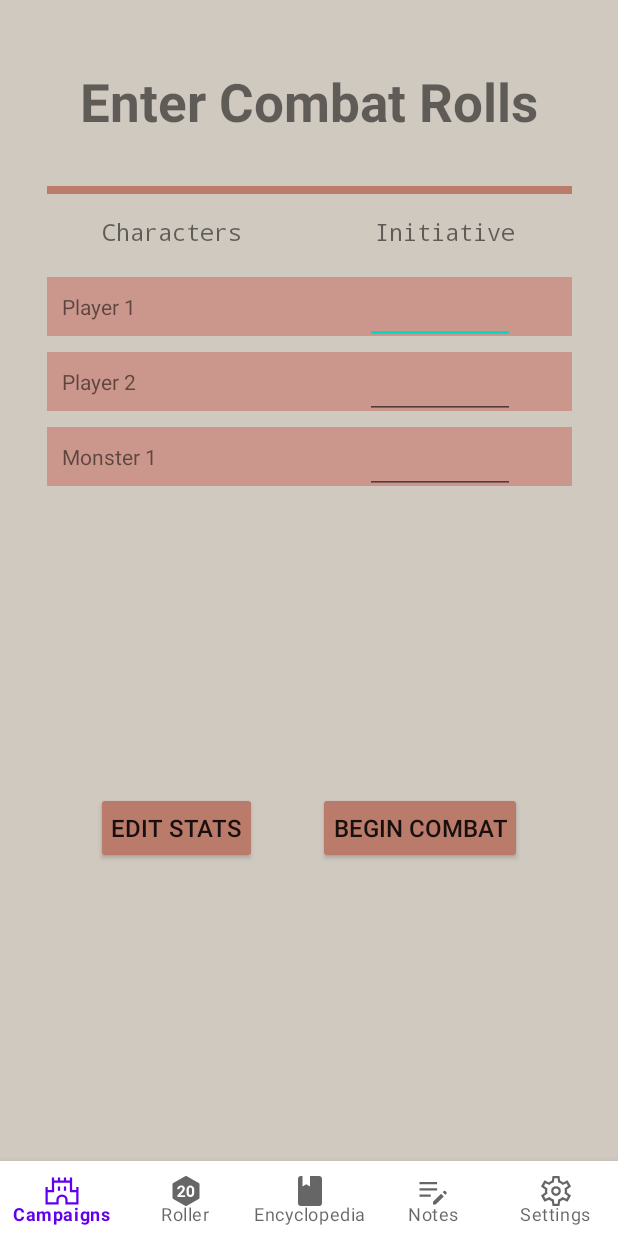
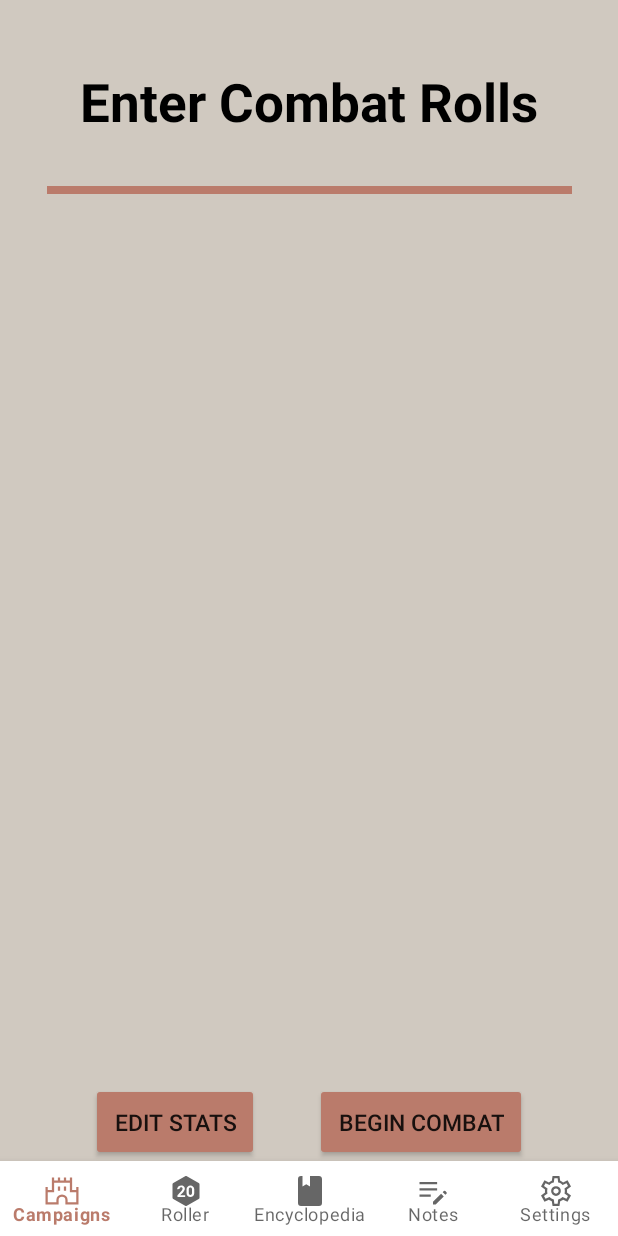
Before and after one commit to SCCapstone/BoredBards, an Android app: the combat_activity screen opened directly, with no data from a screen before it, on a phone screen of 412 x 824 dp. Run offline under Robolectric (Android 15) with nearby library versions, the phone set to English and light mode, and no system bars.

Commit message:
added multiple screens for adding characters/campaigns and editing them

```diff
--- a/app/src/main/res/layout/edit_combat_screen.xml
+++ b/app/src/main/res/layout/edit_combat_screen.xml
@@ -69,44 +69,13 @@
         android:layout_height="100dp"
         android:paddingTop="20dp"
         android:text="@string/enter_combat_rolls"
+        android:textColor="@color/black"
         android:textAlignment="center"
         android:textSize="35sp"
         android:textStyle="bold"
         app:layout_constraintEnd_toStartOf="@+id/guideline_right"
         app:layout_constraintStart_toStartOf="@+id/guideline_left"
         app:layout_constraintTop_toTopOf="@+id/guideline_header" />
-
-
-    <!-- Table Labels -->
-    <!-- Character -->
-    <TextView
-        android:id="@+id/CharacterLabel"
-        android:layout_width="wrap_content"
-        android:layout_height="wrap_content"
-        android:text="Characters"
-        android:textSize="15sp"
-        android:textAlignment="center"
-        android:fontFamily="monospace"
-        app:layout_constraintTop_toBottomOf="@id/topDivider"
-        app:layout_constraintBottom_toTopOf="@id/namesLL"
-        app:layout_constraintStart_toStartOf="@id/guideline_left"
-        app:layout_constraintEnd_toStartOf="@id/guideline_center"
-        />
-
-    <!-- Initiative Roll Number -->
-    <TextView
-        android:id="@+id/RollLabel"
-        android:layout_width="wrap_content"
-        android:layout_height="wrap_content"
-        android:text="Initiative"
-        android:textSize="15sp"
-        android:textAlignment="center"
-        android:fontFamily="monospace"
-        app:layout_constraintTop_toBottomOf="@id/topDivider"
-        app:layout_constraintBottom_toTopOf="@id/namesLL"
-        app:layout_constraintStart_toStartOf="@id/guideline_center"
-        app:layout_constraintEnd_toStartOf="@id/guideline_right"
-        />
 
     <!-- Line divider under title -->
     <View
@@ -118,91 +87,8 @@
         app:layout_constraintStart_toStartOf="@+id/guideline_left"
         app:layout_constraintTop_toBottomOf="@id/header_title" />
 
-    <!-- User Input areas -->
+    <!-- Table Labels -->
 
-    <LinearLayout
-        android:id="@+id/namesLL"
-        android:layout_width="350dp"
-        android:layout_height="wrap_content"
-        android:layout_marginTop="50dp"
-        android:gravity="top"
-        android:orientation="vertical"
-        app:layout_constraintEnd_toStartOf="@+id/guideline_right"
-        app:layout_constraintStart_toStartOf="@+id/guideline_left"
-        app:layout_constraintTop_toBottomOf="@+id/topDivider">
-
-        <TextView
-            android:id="@+id/Player1"
-            android:layout_width="fill_parent"
-            android:layout_height="wrap_content"
-            android:layout_marginTop="5dp"
-            android:layout_marginBottom="5dp"
-            android:background="@color/skintonePink"
-            android:padding="10dp"
-            android:text="@string/default_plyr1_name"
-            android:textAlignment="inherit" />
-
-        <TextView
-            android:layout_width="match_parent"
-            android:layout_height="wrap_content"
-            android:layout_marginTop="5dp"
-            android:layout_marginBottom="5dp"
-            android:background="@color/skintonePink"
-            android:padding="10dp"
-            android:text="@string/default_plyr2_name"
-            android:textAlignment="inherit" />
-
-        <TextView
-            android:layout_width="match_parent"
-            android:layout_height="wrap_content"
-            android:layout_marginTop="5dp"
-            android:layout_marginBottom="5dp"
-            android:background="@color/skintonePink"
-            android:padding="10dp"
-            android:text="Monster 1"
-            android:textAlignment="inherit" />
-
-<!-- editable text boxes to put in the roll number -->
-    </LinearLayout>
-
-    <LinearLayout
-        android:id="@+id/rollsLL"
-        android:layout_width="100dp"
-        android:layout_height="wrap_content"
-        android:gravity="top"
-        android:orientation="vertical"
-        app:layout_constraintStart_toStartOf="@id/guideline_center"
-        app:layout_constraintEnd_toEndOf="@id/namesLL"
-        app:layout_constraintTop_toTopOf="@id/namesLL">
-
-        <!-- paired with Player 1 in namesLL -->
-        <EditText
-            android:id="@+id/P1Roll"
-            android:layout_width="match_parent"
-            android:layout_height="wrap_content"
-            android:inputType="number"
-            android:padding="10dp"
-            android:layout_marginTop="5dp"
-
-            />
-        <!-- paired with Player 2 in namesLL -->
-        <EditText
-            android:id="@+id/P2Roll"
-            android:layout_width="match_parent"
-            android:layout_height="wrap_content"
-            android:inputType="number"
-            android:padding="10dp"
-            android:layout_marginTop="5dp"
-            />
-        <EditText
-            android:id="@+id/P3Roll"
-            android:layout_width="match_parent"
-            android:layout_height="wrap_content"
-            android:inputType="number"
-            android:padding="10dp"
-            android:layout_marginTop="5dp"
-            />
-    </LinearLayout>
 
     <!--Edit Stats Button-->
     <Button
@@ -211,12 +97,11 @@
         android:layout_height="wrap_content"
         android:backgroundTint="@color/darkblushPink"
         android:text="@string/edit_stats"
-        android:textSize="16sp"
-        android:padding="10dp"
+        android:textSize="15sp"
+        android:padding="15dp"
         app:layout_constraintBottom_toTopOf="@+id/bottom_nav"
         app:layout_constraintEnd_toStartOf="@id/beginCombat"
         app:layout_constraintStart_toStartOf="@+id/guideline_left"
-        app:layout_constraintTop_toBottomOf="@+id/namesLL"
         tools:ignore="TextContrastCheck" />
 
     <!--Begin Button, constraint to edit stats button-->
@@ -225,14 +110,13 @@
         android:layout_width="wrap_content"
         android:layout_height="wrap_content"
         android:backgroundTint="@color/darkblushPink"
-        android:padding="10dp"
+        android:padding="15dp"
         android:text="@string/combat"
-        android:textSize="16sp"
+        android:textSize="15sp"
         app:layout_constraintBottom_toTopOf="@+id/guideline_footer"
         app:layout_constraintEnd_toEndOf="@id/guideline_right"
 
         app:layout_constraintStart_toEndOf="@+id/editStats"
-        app:layout_constraintTop_toBottomOf="@+id/namesLL"
         tools:ignore="TextContrastCheck" />
 
 </androidx.constraintlayout.widget.ConstraintLayout>
--- a/app/src/main/res/values/themes.xml
+++ b/app/src/main/res/values/themes.xml
@@ -2,9 +2,9 @@
     <!-- Base application theme. -->
     <style name="Theme.Bored_Bard" parent="Theme.MaterialComponents.DayNight.DarkActionBar">
         <!-- Primary brand color. -->
-        <item name="colorPrimary">@color/purple_500</item>
-        <item name="colorPrimaryVariant">@color/purple_700</item>
-        <item name="colorOnPrimary">@color/white</item>
+        <item name="colorPrimary">@color/darkblushPink</item>
+        <item name="colorPrimaryVariant">@color/RustPink</item>
+        <item name="colorOnPrimary">@color/latteWhite</item>
         <!-- Secondary brand color. -->
         <item name="colorSecondary">@color/teal_200</item>
         <item name="colorSecondaryVariant">@color/teal_700</item>
```
Also changed, not shown: app/src/main/res/layout/campaign_menu_screen.xml (+6 -20 lines), app/src/main/res/layout/main_campaigns_screen.xml (+22 -23 lines).
